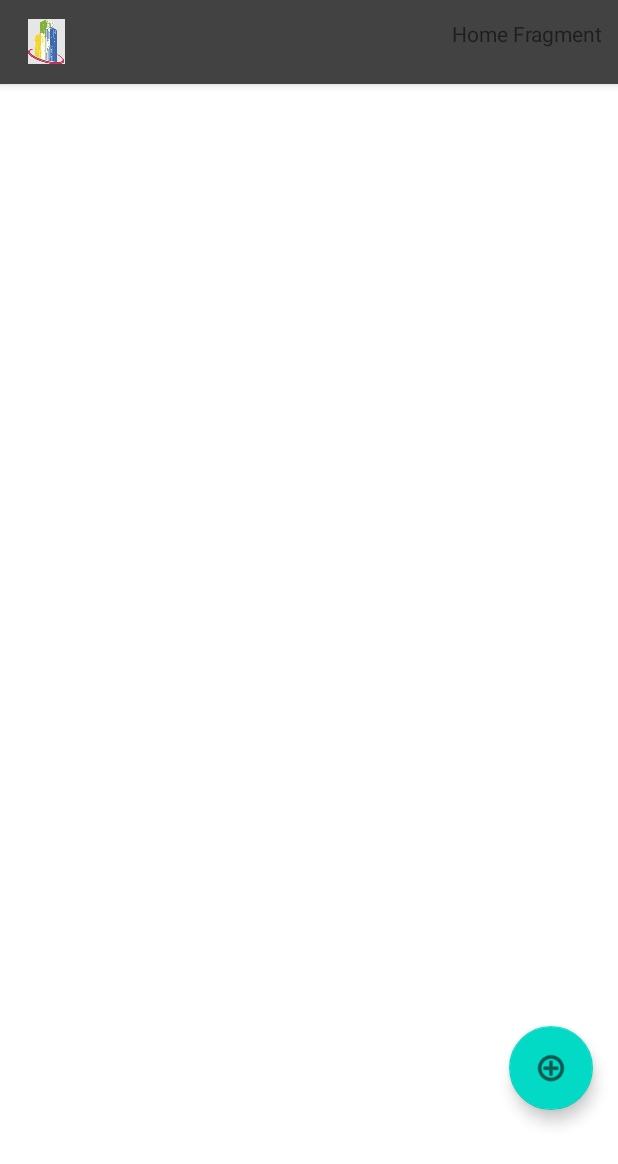
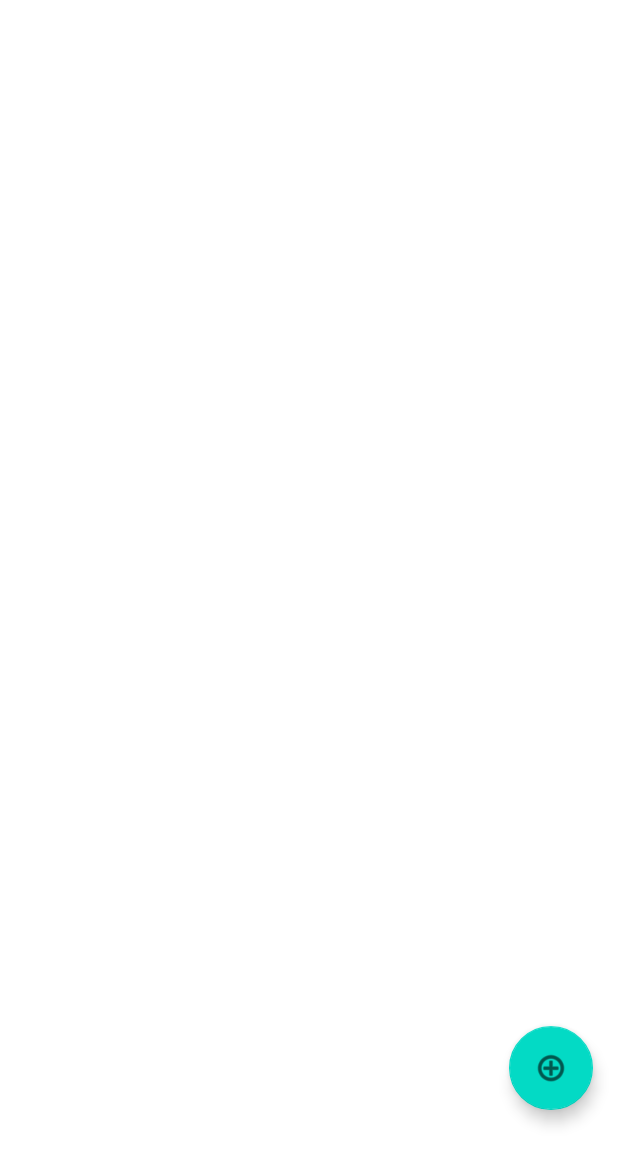
Before and after one commit to GrupoSpoc/spocan, an Android app: the layout fragment_home_.xml on its own in the app's theme, with its tools: preview values and no code run, on a phone screen of 412 x 824 dp. Shown: the top 1164 px of the screen. Run offline under Robolectric (Android 15) with nearby library versions, the phone set to English and light mode, and no system bars.

```diff
--- a/app/src/main/java/com/neiapp/spocan/backend/rest/Paths.java
+++ b/app/src/main/java/com/neiapp/spocan/backend/rest/Paths.java
@@ -8,4 +8,5 @@ public class Paths {
     public static final String INITIATIVE = "/initiative";
     public static final String USER = "/user";
     public static final String AUTHENTICATE = "/authenticate";
+    public static final String ALL = "/all";
 }
--- a/app/src/main/res/layout/fragment_home_.xml
+++ b/app/src/main/res/layout/fragment_home_.xml
@@ -6,48 +6,11 @@
     android:layout_height="match_parent"
     tools:context=".ui.fragment.HomeFragment">
 
-    <com.google.android.material.appbar.AppBarLayout
-        android:layout_width="match_parent"
-        android:layout_height="wrap_content"
-        android:id="@+id/bar"
-        android:background="@color/cardview_shadow_start_color"
-        tools:ignore="MissingConstraints">
 
-        <androidx.appcompat.widget.Toolbar
-            android:layout_width="match_parent"
-            android:layout_height="wrap_content"
-            android:id="@+id/toolbar"
-            android:background="@color/cardview_dark_background">
-
-            <RelativeLayout
-                android:layout_width="match_parent"
-                android:layout_height="wrap_content">
-
-                <ImageView
-                    android:layout_width="70dp"
-                    android:layout_height="30dp"
-                    android:layout_alignParentLeft="true"
-                    android:layout_alignParentStart="true"
-                    android:layout_marginLeft="-20dp"
-                    android:layout_marginStart="-20dp"
-                    android:src="@drawable/ciudadesdelfuturologo"/>
-                <TextView
-                    android:layout_width="wrap_content"
-                    android:layout_height="wrap_content"
-                    android:layout_alignParentRight="true"
-                    android:layout_alignParentEnd="true"
-                    android:text="@string/homeFragment"
-                    android:layout_marginRight="10dp">
-                </TextView>
-            </RelativeLayout>
-        </androidx.appcompat.widget.Toolbar>
-    </com.google.android.material.appbar.AppBarLayout>
 
     <androidx.core.widget.NestedScrollView
         android:layout_width="match_parent"
         android:layout_height="wrap_content"
-        android:layout_below="@+id/bar"
-        app:layout_constraintTop_toBottomOf="@+id/bar"
         tools:ignore="MissingConstraints">
 
         <LinearLayout
--- a/app/src/main/res/layout/post_item.xml
+++ b/app/src/main/res/layout/post_item.xml
@@ -32,7 +32,6 @@
                 android:layout_width="wrap_content"
                 android:layout_height="wrap_content"
                 android:id="@+id/username"
-                android:text="@string/username"
                 android:layout_gravity="center_vertical"
                 android:textSize="16dp"
                 android:textStyle="bold"
@@ -55,7 +54,6 @@
                 app:layout_constraintBottom_toBottomOf="parent"
                 android:id="@+id/post_image"
                 app:layout_constraintDimensionRatio="1:1"
-                android:src="@drawable/ciudadesdelfuturologo"
                 tools:ignore="MissingConstraints"/>
 
         </androidx.constraintlayout.widget.ConstraintLayout>
@@ -77,7 +75,6 @@
             android:layout_marginStart="10dp"
             android:layout_marginTop="5dp"
             android:layout_marginBottom="5dp"
-            android:text="@string/description"
             android:textSize="17dp"
             android:textColor="@color/black"
             android:id="@+id/description"/>
```
Also changed, not shown: app/src/main/java/com/neiapp/spocan/backend/rest/RestClientBackend.java (+11 -2 lines), app/src/main/java/com/neiapp/spocan/ui/fragment/HomeFragment.java (+42 -10 lines).
